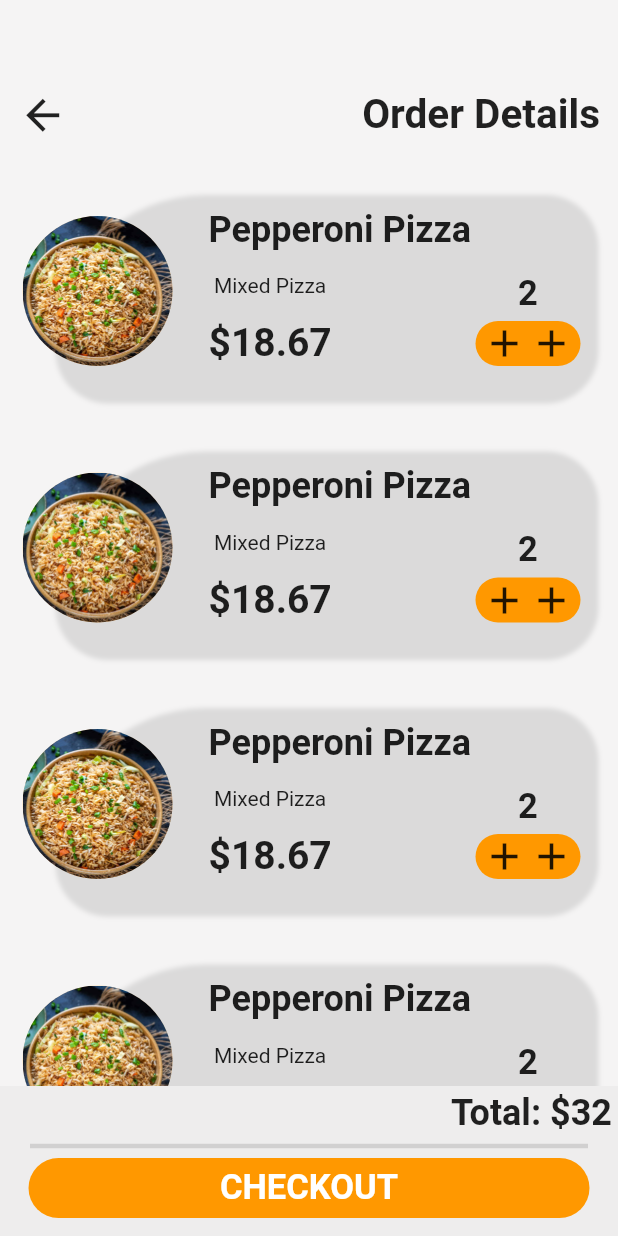
After one commit to ay-india/FoodSaathi, a Flutter app: the CartPage screen opened directly, on a phone screen of 412 x 824 dp. The commit adds this screen. Run offline on Flutter 3.47's test engine with Material 2 defaults, Android fonts, the phone set to English and light mode, and no system bars; our stand-ins replace firebase_auth, firebase_core, flutter_rating_bar, flutter_signin_button, google_sign_in, introduction_screen and 1 more; accounts and stored records are empty.

Commit message:
food saathi

```diff
--- /dev/null
+++ b/lib/screens/cart_page.dart
@@ -0,0 +1,115 @@
+import 'package:flutter/material.dart';
+import 'package:food_delivery_app/widgets/food_added.dart';
+
+class CartPage extends StatefulWidget {
+  const CartPage({super.key});
+
+  @override
+  State<CartPage> createState() => _CartPageState();
+}
+
+class _CartPageState extends State<CartPage> {
+  @override
+  Widget build(BuildContext context) {
+    return Scaffold(
+        body: Container(
+      color: Color.fromARGB(255, 245, 244, 244),
+      padding: EdgeInsets.only(
+        top: 60,
+        // left: 1,
+        // right: 13,
+        // bottom: 6,
+      ),
+      child: Column(
+        children: [
+          Padding(
+            padding: EdgeInsets.only(
+              left: 12,
+              right: 12,
+            ),
+            child: Row(
+              mainAxisAlignment: MainAxisAlignment.spaceBetween,
+              children: [
+                InkWell(
+                  child: Icon(
+                    Icons.arrow_back,
+                    size: 33,
+                  ),
+                  onTap: () {
+                    Navigator.pop(context);
+                  },
+                ),
+                Text(
+                  'Order Details',
+                  style: TextStyle(
+                    fontSize: 27,
+                    fontWeight: FontWeight.bold,
+                  ),
+                )
+              ],
+            ),
+          ),
+
+          // Food added
+
+          Expanded(
+            child: ListView(
+              padding: EdgeInsets.zero,
+              children: [
+                FoodAdded(),
+                FoodAdded(),
+                FoodAdded(),
+                FoodAdded(),
+                FoodAdded(),
+              ],
+            ),
+          ),
+          Container(
+            height: 100,
+            width: double.infinity,
+            padding: EdgeInsets.all(4),
+            color: Color.fromARGB(255, 238, 237, 237),
+            child:
+                Column(crossAxisAlignment: CrossAxisAlignment.end, children: [
+              Text(
+                'Total: \$32',
+                style: TextStyle(
+                  fontSize: 24,
+                  fontWeight: FontWeight.bold,
+                ),
+              ),
+              SizedBox(
+                height: 0,
+              ),
+              Divider(
+                thickness: 3,
+                indent: 16,
+                endIndent: 16,
+              ),
+              Container(
+                margin: EdgeInsets.only(left: 15, right: 15),
+                alignment: Alignment.center,
+                height: 40,
+                width: double.infinity,
+                decoration: BoxDecoration(
+                  color: Colors.orange,
+                  borderRadius: BorderRadius.circular(
+                    30,
+                  ),
+                ),
+                child: Text(
+                  'CHECKOUT',
+                  style: TextStyle(
+                    color: Colors.white,
+                    fontWeight: FontWeight.bold,
+                    fontSize: 23,
+                  ),
+                ),
+              )
+            ]),
+          )
+        ],
+      ),
+    ));
+  }
+}
--- a/lib/screens/homepage.dart
+++ b/lib/screens/homepage.dart
@@ -92,7 +92,14 @@ class HomePage extends StatelessWidget {
                     rating: 3,
                   ),
                   PopularFood(
-                    onTap: () {},
+                    onTap: () {
+                      Navigator.push(
+                        context,
+                        MaterialPageRoute(
+                          builder: (context) => ProductPage(),
+                        ),
+                      );
+                    },
                     image: 'asset/images/biryani1.jpg',
                     name: 'Egg Biryani',
                     description: "With Curd Raitha",
@@ -100,7 +107,14 @@ class HomePage extends StatelessWidget {
                     rating: 4,
                   ),
                   PopularFood(
-                    onTap: () {},
+                    onTap: () {
+                      Navigator.push(
+                        context,
+                        MaterialPageRoute(
+                          builder: (context) => ProductPage(),
+                        ),
+                      );
+                    },
                     image: 'asset/images/chicken.jpg',
                     name: 'CrumyChiken',
                     description: "Spicy Gravy",
@@ -108,7 +122,14 @@ class HomePage extends StatelessWidget {
                     rating: 5,
                   ),
                   PopularFood(
-                    onTap: () {},
+                    onTap: () {
+                      Navigator.push(
+                        context,
+                        MaterialPageRoute(
+                          builder: (context) => ProductPage(),
+                        ),
+                      );
+                    },
                     image: 'asset/images/pizza.jpeg',
                     name: 'CruncyPizza',
                     description: "Cheesy Batter",
--- a/lib/screens/product_page.dart
+++ b/lib/screens/product_page.dart
@@ -1,5 +1,6 @@
 import 'package:flutter/material.dart';
 import 'package:flutter_rating_bar/flutter_rating_bar.dart';
+import 'package:food_delivery_app/screens/cart_page.dart';
 import 'package:food_delivery_app/screens/user_account.dart';
 
 class ProductPage extends StatefulWidget {
@@ -29,13 +30,28 @@ class _ProductPageState extends State<ProductPage> {
           child: Row(
             mainAxisAlignment: MainAxisAlignment.spaceBetween,
             children: [
-              Icon(
-                Icons.arrow_back,
-                size: 33,
+              InkWell(
+                onTap: () {
+                  Navigator.pop(context);
+                },
+                child: Icon(
+                  Icons.arrow_back,
+                  size: 33,
+                ),
               ),
-              Icon(
-                Icons.shopping_cart,
-                size: 33,
+              InkWell(
+                onTap: () {
+                  Navigator.push(
+                    context,
+                    MaterialPageRoute(
+                      builder: (context) => CartPage(),
+                    ),
+                  );
+                },
+                child: Icon(
+                  Icons.shopping_cart,
+                  size: 33,
+                ),
               ),
             ],
           ),
@@ -93,12 +109,14 @@ class _ProductPageState extends State<ProductPage> {
                             '300g/530kcal',
                             style: TextStyle(
                               fontWeight: FontWeight.bold,
+                              fontSize: 16,
                             ),
                           ),
                           Text(
                             '1 portion',
                             style: TextStyle(
                               fontWeight: FontWeight.bold,
+                              fontSize: 16,
                             ),
                           ),
                         ],
@@ -115,8 +133,8 @@ class _ProductPageState extends State<ProductPage> {
                   padding: EdgeInsets.only(
                     left: 20,
                     right: 20,
-                    top: 15,
-                    bottom: 15,
+                    top: 13,
+                    bottom: 13,
                   ),
                   child: Row(
                       mainAxisAlignment: MainAxisAlignment.spaceBetween,
@@ -161,7 +179,7 @@ class _ProductPageState extends State<ProductPage> {
                             color: Colors.black,
                             fontWeight: FontWeight.bold),
                       ),
-                      TextButton(
+                      ElevatedButton(
                         onPressed: () {},
                         child: Row(
                           mainAxisAlignment: MainAxisAlignment.spaceBetween,
@@ -174,7 +192,7 @@ class _ProductPageState extends State<ProductPage> {
                               ),
                             ),
                             SizedBox(
-                              width: 5,
+                              width: 13,
                             ),
                             CircleAvatar(
                               child: Icon(
@@ -184,7 +202,17 @@ class _ProductPageState extends State<ProductPage> {
                             ),
                           ],
                         ),
-                        style: ButtonStyle(),
+                        style: ElevatedButton.styleFrom(
+                          padding: EdgeInsets.symmetric(
+                            horizontal: 13,
+                            vertical: 10,
+                          ),
+                          shape: RoundedRectangleBorder(
+                            borderRadius: BorderRadius.circular(
+                              30,
+                            ),
+                          ),
+                        ),
                       )
                     ],
                   ),
--- /dev/null
+++ b/lib/widgets/food_added.dart
@@ -0,0 +1,137 @@
+import 'package:flutter/material.dart';
+
+class FoodAdded extends StatelessWidget {
+  const FoodAdded({super.key});
+
+  @override
+  Widget build(BuildContext context) {
+    return Container(
+      margin: EdgeInsets.only(top: 36),
+      padding: EdgeInsets.only(left: 15, right: 15),
+      height: 135,
+      width: double.infinity,
+      // color: Colors.red,
+      child: Stack(
+        children: [
+          Container(
+            width: double.infinity,
+            margin: EdgeInsets.only(
+              left: 24,
+            ),
+            padding: EdgeInsets.only(
+              left: 100,
+              right: 10,
+              top: 10,
+              bottom: 10,
+            ),
+            decoration: BoxDecoration(
+              // color: Colors.blue,
+              borderRadius: BorderRadius.only(
+                bottomLeft: Radius.circular(35),
+                bottomRight: Radius.circular(35),
+                topRight: Radius.circular(35),
+                topLeft: Radius.circular(100),
+              ),
+              boxShadow: [
+                BoxShadow(
+                  blurRadius: 2,
+                  offset: Offset(0, 3),
+                  color: Colors.grey.withOpacity(0.3),
+                  spreadRadius: 2,
+                ),
+              ],
+            ),
+            child: Column(
+              crossAxisAlignment: CrossAxisAlignment.start,
+              children: [
+                Text(
+                  'Pepperoni Pizza',
+                  style: TextStyle(
+                    fontSize: 24,
+                    fontWeight: FontWeight.bold,
+                  ),
+                ),
+                SizedBox(
+                  height: 15,
+                ),
+                Row(
+                  mainAxisAlignment: MainAxisAlignment.spaceBetween,
+                  children: [
+                    Column(
+                      children: [
+                        Text('Mixed Pizza'),
+                        SizedBox(
+                          height: 15,
+                        ),
+                        Text(
+                          '\$18.67',
+                          style: TextStyle(
+                            fontSize: 26,
+                            fontWeight: FontWeight.bold,
+                          ),
+                        ),
+                      ],
+                    ),
+                    Container(
+                      alignment: Alignment.center,
+                      child: Column(
+                        children: [
+                          Text(
+                            '2',
+                            style: TextStyle(
+                              fontSize: 23,
+                              fontWeight: FontWeight.bold,
+                            ),
+                          ),
+                          Container(
+                            margin: EdgeInsets.only(top: 5),
+                            padding: EdgeInsets.only(left: 3, right: 3),
+                            width: 70,
+                            decoration: BoxDecoration(
+                              borderRadius: BorderRadius.circular(
+                                20,
+                              ),
+                              color: Colors.orange,
+                            ),
+                            child: Row(
+                              mainAxisAlignment: MainAxisAlignment.spaceEvenly,
+                              children: [
+                                Icon(
+                                  Icons.add,
+                                  size: 30,
+                                ),
+                                // VerticalDivider(
+                                //   thickness: 3,
+                                //   // color: Colors.white,
+                                //   width: 2,
+                                // ),
+                                Icon(
+                                  Icons.add,
+                                  size: 30,
+                                ),
+                              ],
+                            ),
+                          )
+                        ],
+                      ),
+                    )
+                  ],
+                )
+              ],
+            ),
+          ),
+          Positioned(
+            top: 15,
+            child: CircleAvatar(
+              // backgroundColor: Colors.pink,
+              backgroundImage: AssetImage(
+                'asset/images/friedrice1.jpg',
+              ),
+              radius: 50,
+            ),
+          ),
+        ],
+      ),
+    );
+  }
+}
```
